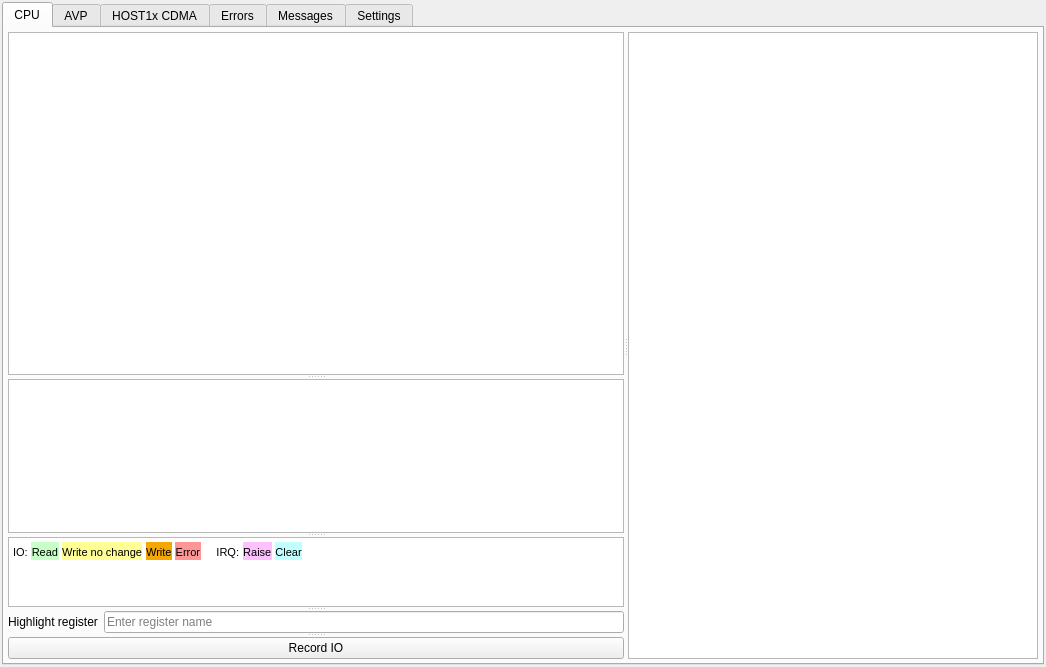
First picture: the form in mainwindow.ui, repository digetx/tegra2_qemu_trace_viewer, before the edit.
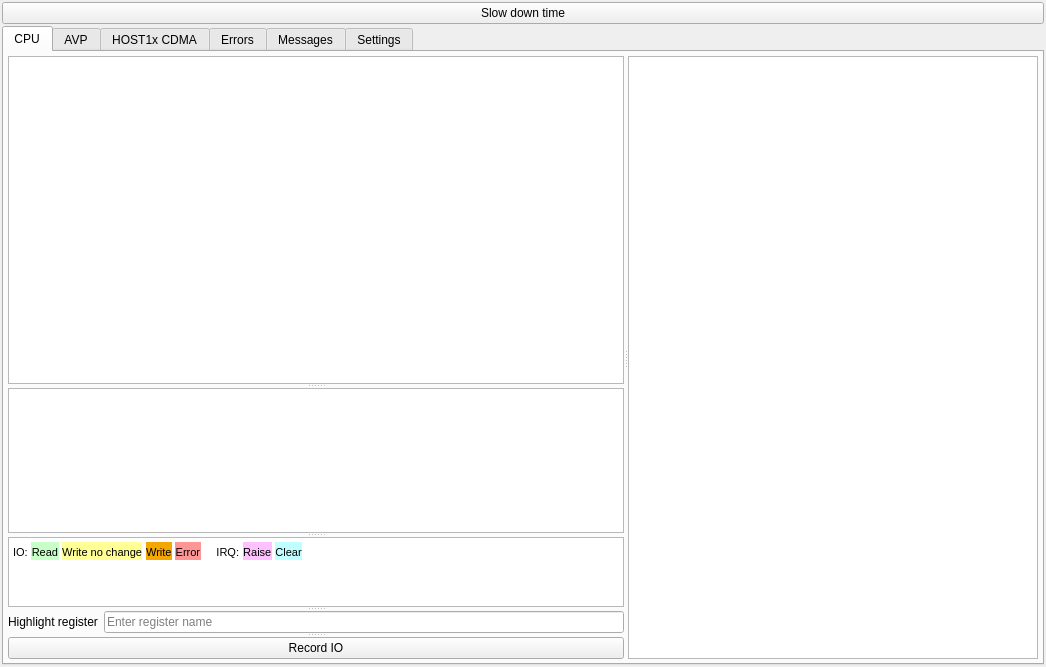
Second picture: the form after the edit. Custom widgets are drawn as their Qt base class.

Commit message: Add send() to IPC and "Slow down time" button

Patch:
```diff
--- a/mainwindow.ui
+++ b/mainwindow.ui
@@ -39,6 +39,13 @@
     <property name="bottomMargin">
      <number>2</number>
     </property>
+    <item>
+     <widget class="QPushButton" name="pushButton_SlowDownTime">
+      <property name="text">
+       <string>Slow down time</string>
+      </property>
+     </widget>
+    </item>
     <item>
      <widget class="TraceTabWidget" name="tabWidgetTrace">
       <property name="tabPosition">
```
Left out of the diff: 12 changed lines with no effect on the pictures. The commit also changes 4 other files.
